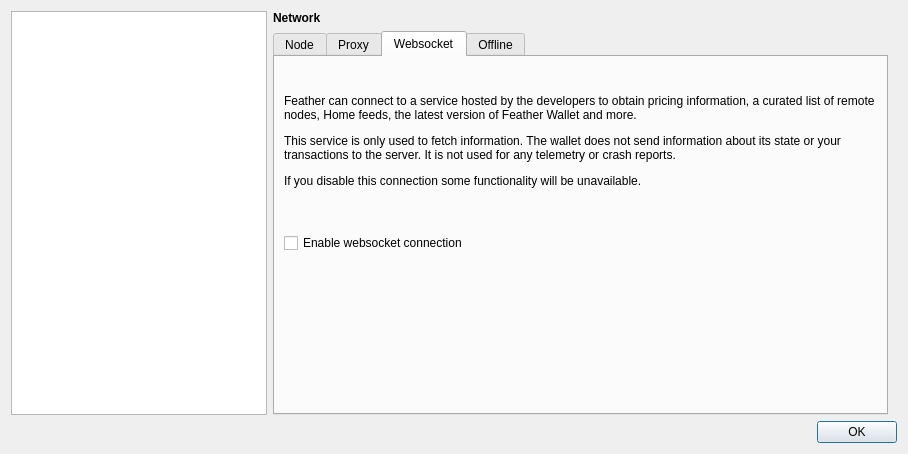
Qt form src/SettingsDialog.ui (feather-wallet/feather) before a commit.
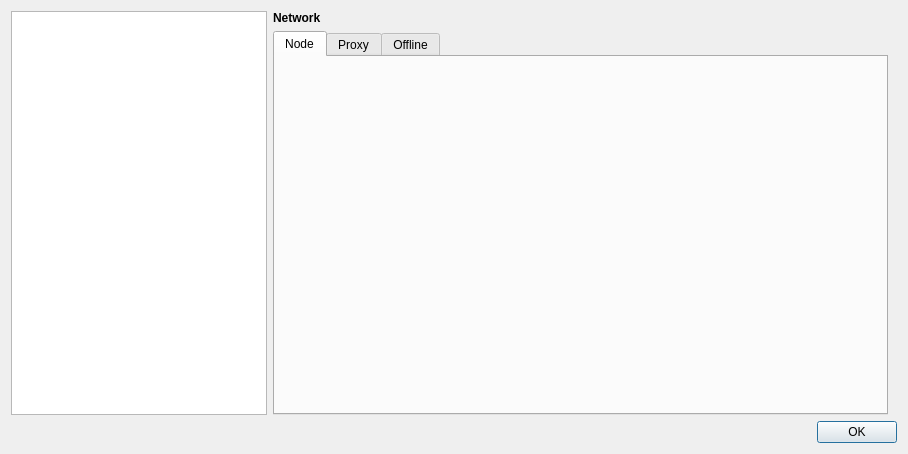
The same form after that commit. The open tabs and pages were chosen to show the change. Custom widgets are drawn as their Qt base class.

Commit message: Remove websocket

Patch:
```diff
--- a/src/SettingsDialog.ui
+++ b/src/SettingsDialog.ui
@@ -240,65 +240,6 @@
              </item>
             </layout>
            </widget>
-           <widget class="QWidget" name="tab_websocket">
-            <attribute name="title">
-             <string>Websocket</string>
-            </attribute>
-            <layout class="QVBoxLayout" name="verticalLayout_16">
-             <item>
-              <widget class="QLabel" name="label_35">
-               <property name="sizePolicy">
-                <sizepolicy hsizetype="Preferred" vsizetype="Expanding">
-                 <horstretch>0</horstretch>
-                 <verstretch>0</verstretch>
-                </sizepolicy>
-               </property>
-               <property name="text">
-                <string>&lt;html&gt;&lt;head/&gt;&lt;body&gt;&lt;p&gt;Feather can connect to a service hosted by the developers to obtain pricing information, a curated list of remote nodes, Home feeds, the latest version of Feather Wallet and more.&lt;/p&gt;&lt;p&gt;This service is only used to fetch information. The wallet does not send information about its state or your transactions to the server. It is not used for any telemetry or crash reports.&lt;/p&gt;&lt;p&gt;If you disable this connection some functionality will be unavailable.&lt;/p&gt;&lt;/body&gt;&lt;/html&gt;</string>
-               </property>
-               <property name="wordWrap">
-                <bool>true</bool>
-               </property>
-              </widget>
-             </item>
-             <item>
-              <spacer name="verticalSpacer_11">
-               <property name="orientation">
-                <enum>Qt::Orientation::Vertical</enum>
-               </property>
-               <property name="sizeType">
-                <enum>QSizePolicy::Policy::Maximum</enum>
-               </property>
-               <property name="sizeHint" stdset="0">
-                <size>
-                 <width>0</width>
-                 <height>10</height>
-                </size>
-               </property>
-              </spacer>
-             </item>
-             <item>
-              <widget class="QCheckBox" name="checkBox_enableWebsocket">
-               <property name="text">
-                <string>Enable websocket connection</string>
-               </property>
-              </widget>
-             </item>
-             <item>
-              <spacer name="verticalSpacer_10">
-               <property name="orientation">
-                <enum>Qt::Orientation::Vertical</enum>
-               </property>
-               <property name="sizeHint" stdset="0">
-                <size>
-                 <width>20</width>
-                 <height>0</height>
-                </size>
-               </property>
-              </spacer>
-             </item>
-            </layout>
-           </widget>
            <widget class="QWidget" name="tab_offline">
             <attribute name="title">
              <string>Offline</string>
```
The commit also changes 29 other files.
